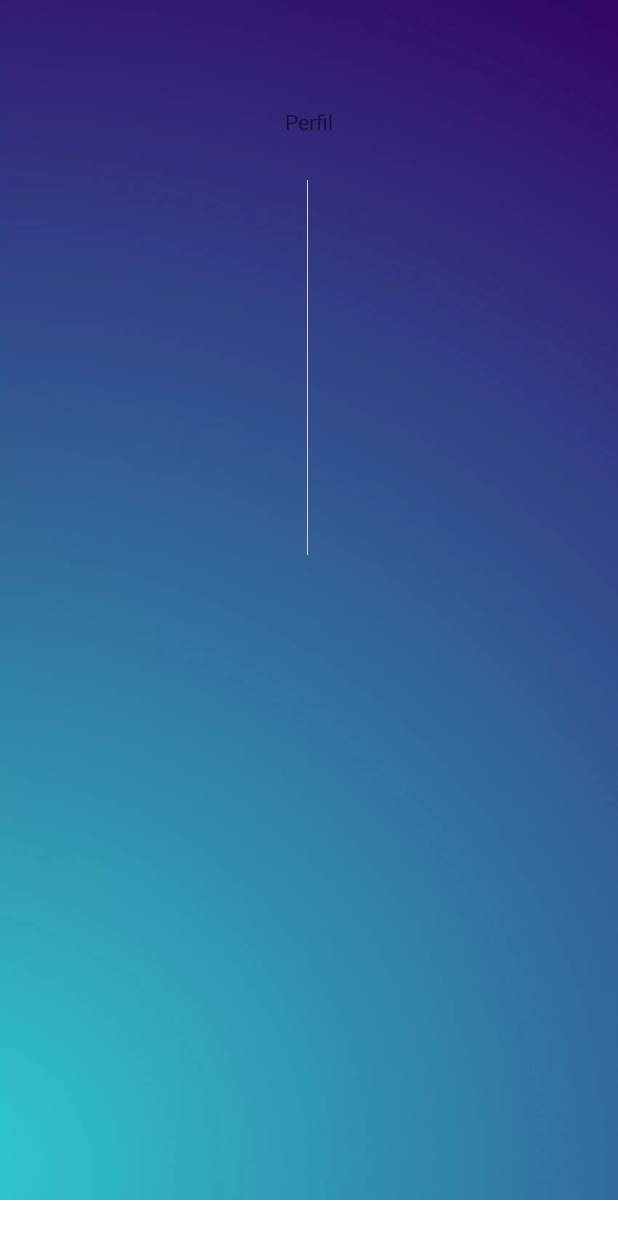
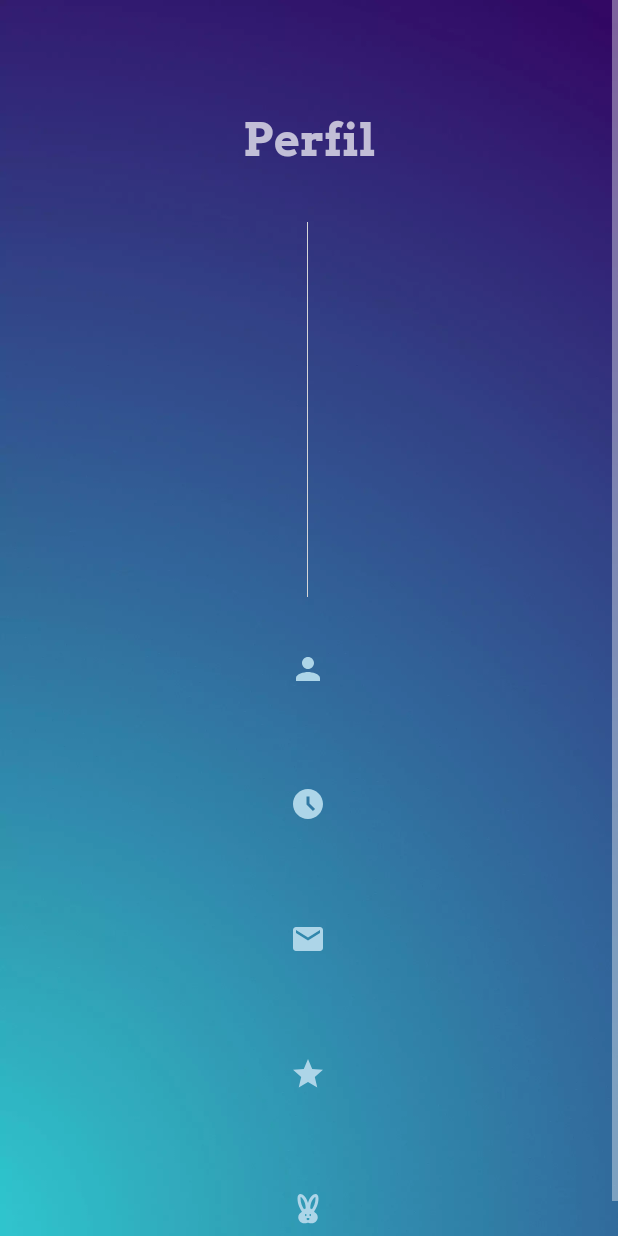
Before and after one commit to AbrahamRH/FormularioFI_CM, an Android app: the layout activity_form.xml on its own in the app's theme, with its tools: preview values and no code run, on a phone screen of 412 x 824 dp. Run offline under Robolectric (Android 15) with nearby library versions, the phone set to English and light mode, and no system bars.

Commit message:
Adding the styles

```diff
--- a/app/build.gradle
+++ b/app/build.gradle
@@ -47,6 +47,9 @@
     implementation 'androidx.constraintlayout:constraintlayout:2.1.4'
     implementation 'androidx.navigation:navigation-fragment-ktx:2.5.3'
     implementation 'androidx.navigation:navigation-ui-ktx:2.5.3'
+
+    implementation 'pl.droidsonroids.gif:android-gif-drawable:1.2.25'
+
     testImplementation 'junit:junit:4.13.2'
     androidTestImplementation 'androidx.test.ext:junit:1.1.5'
     androidTestImplementation 'androidx.test.espresso:espresso-core:3.5.1'
--- a/app/src/main/AndroidManifest.xml
+++ b/app/src/main/AndroidManifest.xml
@@ -9,7 +9,7 @@
         android:icon="@mipmap/ic_launcher"
         android:label="@string/app_name"
         android:supportsRtl="true"
-        android:theme="@style/Theme.FormularioFI"
+        android:theme="@style/Theme.AppCompat.NoActionBar"
         tools:targetApi="31">
         <activity
             android:name=".form"
--- /dev/null
+++ b/app/src/main/res/drawable/baseline_access_time_filled_24.xml
@@ -0,0 +1,5 @@
+<vector android:height="24dp" android:tint="@color/icons"
+    android:viewportHeight="24" android:viewportWidth="24"
+    android:width="24dp" xmlns:android="http://schemas.android.com/apk/res/android">
+    <path android:fillColor="@android:color/white" android:pathData="M11.99,2C6.47,2 2,6.48 2,12s4.47,10 9.99,10C17.52,22 22,17.52 22,12S17.52,2 11.99,2zM15.29,16.71L11,12.41V7h2v4.59l3.71,3.71L15.29,16.71z"/>
+</vector>
--- /dev/null
+++ b/app/src/main/res/drawable/baseline_cruelty_free_24.xml
@@ -0,0 +1,5 @@
+<vector android:height="24dp" android:tint="@color/icons"
+    android:viewportHeight="24" android:viewportWidth="24"
+    android:width="24dp" xmlns:android="http://schemas.android.com/apk/res/android">
+    <path android:fillColor="@android:color/white" android:pathData="M16.84,14.52c-0.26,-0.19 -0.62,-0.63 -0.79,-0.84C17.24,12.01 19,8.87 19,5c0,-1.95 -0.74,-3 -2,-3c-1.54,0 -3.96,2.06 -5,5.97C10.96,4.06 8.54,2 7,2C5.74,2 5,3.05 5,5c0,3.87 1.76,7.01 2.95,8.68c-0.17,0.21 -0.53,0.65 -0.79,0.84c-0.5,0.41 -1.66,1.37 -1.66,2.98c0,2.21 1.79,4 4,4c1.55,0 2.5,-0.56 2.5,-0.56s0.95,0.56 2.5,0.56c2.21,0 4,-1.79 4,-4C18.5,15.89 17.34,14.93 16.84,14.52zM9.35,12.2C8.34,10.7 7,8.12 7,5c0,-0.49 0.06,-0.8 0.12,-0.97c0.94,0.31 3.24,2.71 3.38,7.64C10.03,11.79 9.66,11.97 9.35,12.2zM10.5,16.75c-0.28,0 -0.5,-0.34 -0.5,-0.75c0,-0.41 0.22,-0.75 0.5,-0.75S11,15.59 11,16C11,16.41 10.78,16.75 10.5,16.75zM12,19.5c-0.55,0 -1,-0.72 -1,-1c0,-0.28 0.45,-0.5 1,-0.5s1,0.22 1,0.5C13,18.78 12.55,19.5 12,19.5zM13.5,16.75c-0.28,0 -0.5,-0.34 -0.5,-0.75c0,-0.41 0.22,-0.75 0.5,-0.75S14,15.59 14,16C14,16.41 13.78,16.75 13.5,16.75zM13.5,11.67c0.14,-4.93 2.44,-7.33 3.38,-7.64C16.94,4.2 17,4.51 17,5c0,3.12 -1.34,5.7 -2.35,7.2C14.34,11.97 13.97,11.79 13.5,11.67z"/>
+</vector>
--- /dev/null
+++ b/app/src/main/res/drawable/baseline_email_24.xml
@@ -0,0 +1,5 @@
+<vector android:height="24dp" android:tint="@color/icons"
+    android:viewportHeight="24" android:viewportWidth="24"
+    android:width="24dp" xmlns:android="http://schemas.android.com/apk/res/android">
+    <path android:fillColor="@android:color/white" android:pathData="M20,4L4,4c-1.1,0 -1.99,0.9 -1.99,2L2,18c0,1.1 0.9,2 2,2h16c1.1,0 2,-0.9 2,-2L22,6c0,-1.1 -0.9,-2 -2,-2zM20,8l-8,5 -8,-5L4,6l8,5 8,-5v2z"/>
+</vector>
--- /dev/null
+++ b/app/src/main/res/drawable/baseline_person_24.xml
@@ -0,0 +1,5 @@
+<vector android:height="24dp" android:tint="@color/icons"
+    android:viewportHeight="24" android:viewportWidth="24"
+    android:width="24dp" xmlns:android="http://schemas.android.com/apk/res/android">
+    <path android:fillColor="@android:color/white" android:pathData="M12,12c2.21,0 4,-1.79 4,-4s-1.79,-4 -4,-4 -4,1.79 -4,4 1.79,4 4,4zM12,14c-2.67,0 -8,1.34 -8,4v2h16v-2c0,-2.66 -5.33,-4 -8,-4z"/>
+</vector>
--- /dev/null
+++ b/app/src/main/res/drawable/baseline_star_24.xml
@@ -0,0 +1,5 @@
+<vector android:height="24dp" android:tint="@color/icons"
+    android:viewportHeight="24" android:viewportWidth="24"
+    android:width="24dp" xmlns:android="http://schemas.android.com/apk/res/android">
+    <path android:fillColor="@android:color/white" android:pathData="M12,17.27L18.18,21l-1.64,-7.03L22,9.24l-7.19,-0.61L12,2 9.19,8.63 2,9.24l5.46,4.73L5.82,21z"/>
+</vector>
--- a/app/src/main/res/layout/activity_form.xml
+++ b/app/src/main/res/layout/activity_form.xml
@@ -1,22 +1,71 @@
 <?xml version="1.0" encoding="utf-8"?>
-<ScrollView
+<ScrollView xmlns:android="http://schemas.android.com/apk/res/android"
+    xmlns:app="http://schemas.android.com/apk/res-auto"
+    xmlns:tools="http://schemas.android.com/tools"
     android:layout_width="match_parent"
-    xmlns:android="http://schemas.android.com/apk/res/android"
     android:layout_height="match_parent">
 
     <androidx.constraintlayout.widget.ConstraintLayout
-    xmlns:app="http://schemas.android.com/apk/res-auto"
-    xmlns:tools="http://schemas.android.com/tools"
         android:layout_width="match_parent"
         android:layout_height="wrap_content"
         android:background="@drawable/bg_azul"
-    tools:context=".form"
-        >
+        tools:context=".form">
+
+        <ImageView
+            android:id="@+id/iconPersona"
+            android:layout_width="wrap_content"
+            android:layout_height="wrap_content"
+            android:src="@drawable/baseline_person_24"
+            app:layout_constraintBottom_toTopOf="@+id/tvNombreCompleto"
+            app:layout_constraintEnd_toEndOf="parent"
+            app:layout_constraintHorizontal_bias="0.498"
+            app:layout_constraintStart_toStartOf="parent" />
+
+        <ImageView
+            android:id="@+id/iconEdad"
+            android:layout_width="wrap_content"
+            android:layout_height="wrap_content"
+            android:src="@drawable/baseline_access_time_filled_24"
+            app:layout_constraintBottom_toTopOf="@+id/tvEdad"
+            app:layout_constraintEnd_toEndOf="parent"
+            app:layout_constraintHorizontal_bias="0.498"
+            app:layout_constraintStart_toStartOf="parent" />
+
+        <ImageView
+            android:id="@+id/iconEmail"
+            android:layout_width="wrap_content"
+            android:layout_height="wrap_content"
+            android:src="@drawable/baseline_email_24"
+            app:layout_constraintBottom_toTopOf="@+id/tvCorreo"
+            app:layout_constraintEnd_toEndOf="parent"
+            app:layout_constraintHorizontal_bias="0.498"
+            app:layout_constraintStart_toStartOf="parent" />
+
+        <ImageView
+            android:id="@+id/iconZodiac"
+            android:layout_width="wrap_content"
+            android:layout_height="wrap_content"
+            android:src="@drawable/baseline_star_24"
+            app:layout_constraintBottom_toTopOf="@+id/tvSignoZodiacal"
+            app:layout_constraintEnd_toEndOf="parent"
+            app:layout_constraintHorizontal_bias="0.498"
+            app:layout_constraintStart_toStartOf="parent" />
+
+        <ImageView
+            android:id="@+id/iconChina"
+            android:layout_width="wrap_content"
+            android:layout_height="wrap_content"
+            android:src="@drawable/baseline_cruelty_free_24"
+            app:layout_constraintBottom_toTopOf="@+id/tvSignoChino"
+            app:layout_constraintEnd_toEndOf="parent"
+            app:layout_constraintHorizontal_bias="0.498"
+            app:layout_constraintStart_toStartOf="parent" />
 
         <TextView
             android:id="@+id/tvSignoZodiacal"
             android:layout_width="250dp"
             android:layout_height="30dp"
+            android:gravity="center"
             android:layout_marginTop="60dp"
             app:layout_constraintEnd_toEndOf="parent"
             app:layout_constraintHorizontal_bias="0.496"
@@ -24,12 +73,13 @@
             app:layout_constraintTop_toBottomOf="@+id/tvCorreo" />
 
 
-
         <TextView
             android:id="@+id/tvSignoChino"
             android:layout_width="250dp"
             android:layout_height="30dp"
             android:layout_marginTop="60dp"
+            android:fontFamily="@font/arvoregular"
+            android:gravity="center"
             app:layout_constraintEnd_toEndOf="parent"
             app:layout_constraintHorizontal_bias="0.496"
             app:layout_constraintStart_toStartOf="parent"
@@ -39,7 +89,9 @@
             android:id="@+id/tvTituloPerfil"
             android:layout_width="wrap_content"
             android:layout_height="wrap_content"
+            android:fontFamily="@font/arvobold"
             android:text="@string/form_title"
+            android:textSize="30sp"
             app:layout_constraintBottom_toBottomOf="parent"
             app:layout_constraintEnd_toEndOf="parent"
             app:layout_constraintStart_toStartOf="parent"
@@ -50,7 +102,9 @@
             android:id="@+id/tvNombreCompleto"
             android:layout_width="250dp"
             android:layout_height="30dp"
-        android:layout_marginTop="40dp"
+            android:layout_marginTop="60dp"
+            android:gravity="center"
+            android:fontFamily="@font/arvoregular"
             app:layout_constraintEnd_toEndOf="parent"
             app:layout_constraintHorizontal_bias="0.496"
             app:layout_constraintStart_toStartOf="parent"
@@ -61,6 +115,8 @@
             android:layout_width="250dp"
             android:layout_height="30dp"
             android:layout_marginTop="60dp"
+            android:gravity="center"
+            android:fontFamily="@font/arvoregular"
             app:layout_constraintEnd_toEndOf="parent"
             app:layout_constraintHorizontal_bias="0.496"
             app:layout_constraintStart_toStartOf="parent"
@@ -71,6 +127,8 @@
             android:layout_width="250dp"
             android:layout_height="30dp"
             android:layout_marginTop="60dp"
+            android:gravity="center"
+            android:fontFamily="@font/arvoregular"
             app:layout_constraintEnd_toEndOf="parent"
             app:layout_constraintHorizontal_bias="0.496"
             app:layout_constraintStart_toStartOf="parent"
@@ -80,12 +138,13 @@
             android:id="@+id/imgCarrera"
             android:layout_width="wrap_content"
             android:layout_height="250dp"
-        android:layout_marginTop="120dp"
+            android:layout_marginTop="36dp"
             android:contentDescription="@string/imagen_carrera"
+            android:fontFamily="@font/arvoregular"
             app:layout_constraintEnd_toEndOf="parent"
             app:layout_constraintHorizontal_bias="0.498"
             app:layout_constraintStart_toStartOf="parent"
-        app:layout_constraintTop_toTopOf="parent"
+            app:layout_constraintTop_toBottomOf="@+id/tvTituloPerfil"
             tools:srcCompat="@tools:sample/avatars" />
     </androidx.constraintlayout.widget.ConstraintLayout>
 </ScrollView>
--- a/app/src/main/res/values/colors.xml
+++ b/app/src/main/res/values/colors.xml
@@ -7,4 +7,6 @@
     <color name="teal_700">#FF018786</color>
     <color name="black">#FF000000</color>
     <color name="white">#FFFFFFFF</color>
+    <color name="splash_blue">#C5D9E9</color>
+    <color name="icons">#ADD5E8</color>
 </resources>
--- a/app/src/main/res/values/strings.xml
+++ b/app/src/main/res/values/strings.xml
@@ -45,6 +45,8 @@
     <string name="Serpiente">Serpiente</string>
     <string name="Caballo">Caballo</string>
     <string name="Oveja">Oveja</string>
+    <string name="abraham_ram_rez_hern_ndez" translatable="false">Abraham Ramírez Hernández</string>
+    <string name="version_1">Versión 1.0</string>
     <string-array name="careers_array">
         <item>None</item>
         <item>Ingeniería Aeroespacial</item>
```
Also changed, not shown: app/src/main/res/layout/activity_main.xml (+12 -4 lines), app/src/main/res/layout/activity_splash.xml (+27 -6 lines), app/src/main/res/drawable/formgif.gif (added), app/src/main/res/font/arvobold.ttf (added), app/src/main/res/font/arvoitalic.ttf (added), app/src/main/res/font/arvoregular.ttf (added), 1 other file. Lines whose indentation alone changed are shown as unchanged.
